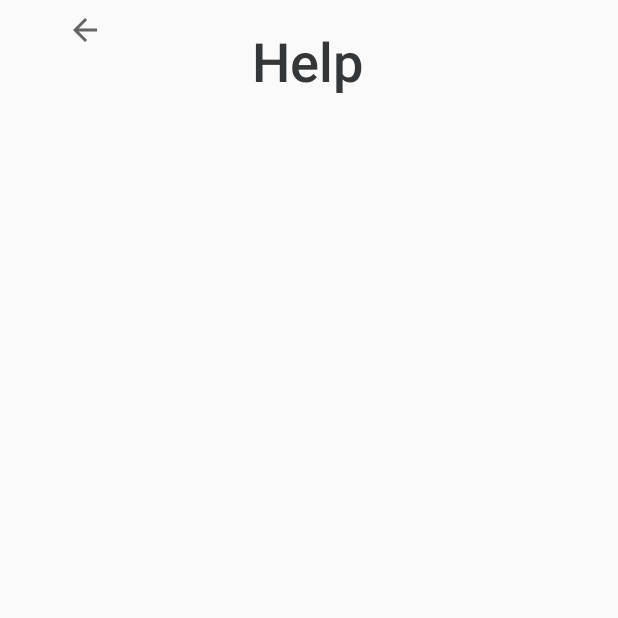
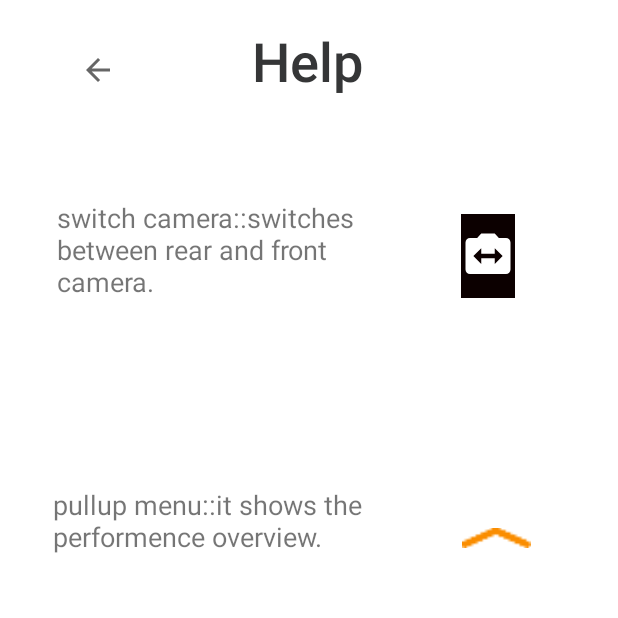
Before and after one commit to CodeRam2211/Asfalis, an Android app: the HELP screen opened directly, with no data from a screen before it, on a phone screen of 412 x 824 dp, the top half of it. Run offline under Robolectric (Android 15) with nearby library versions, the phone set to English and light mode, and no system bars.

Commit message:
final change

```diff
--- a/Asfalis/app/src/main/res/layout/activity_h_e_l_p.xml
+++ b/Asfalis/app/src/main/res/layout/activity_h_e_l_p.xml
@@ -4,6 +4,8 @@
     xmlns:tools="http://schemas.android.com/tools"
     android:layout_width="match_parent"
     android:layout_height="match_parent"
+    android:animateLayoutChanges="false"
+    android:background="#FFFFFF"
     tools:context="org.tensorflow.lite.examples.detection.HELP">
 
     <TextView
@@ -25,13 +27,69 @@
     <ImageButton
         android:id="@+id/Back"
         android:layout_width="59dp"
-        android:layout_height="40dp"
+        android:layout_height="53dp"
         android:background="#0FFFFFFF"
         android:foregroundTint="#2196F3"
+        app:layout_constraintBottom_toBottomOf="parent"
         app:layout_constraintEnd_toStartOf="@+id/textView2"
-        app:layout_constraintHorizontal_bias="0.29"
+        app:layout_constraintHorizontal_bias="0.384"
         app:layout_constraintStart_toStartOf="parent"
-        app:srcCompat="?attr/actionModeCloseDrawable"
-        tools:layout_editor_absoluteY="23dp" />
+        app:layout_constraintTop_toTopOf="parent"
+        app:layout_constraintVertical_bias="0.026"
+        app:srcCompat="?attr/actionModeCloseDrawable" />
+
+    <ImageView
+        android:id="@+id/imageView"
+        android:layout_width="36dp"
+        android:layout_height="56dp"
+        android:background="#0C0000"
+        app:layout_constraintBottom_toBottomOf="parent"
+        app:layout_constraintEnd_toEndOf="parent"
+        app:layout_constraintHorizontal_bias="0.818"
+        app:layout_constraintStart_toStartOf="parent"
+        app:layout_constraintTop_toTopOf="parent"
+        app:layout_constraintVertical_bias="0.186"
+        app:srcCompat="@drawable/ic_baseline_switch_camera_24" />
+
+    <TextView
+        android:id="@+id/textView4"
+        android:layout_width="229dp"
+        android:layout_height="65dp"
+        android:text="switch camera::switches between rear and front camera."
+        android:textSize="18sp"
+        app:layout_constraintBottom_toBottomOf="parent"
+        app:layout_constraintEnd_toEndOf="parent"
+        app:layout_constraintHorizontal_bias="0.208"
+        app:layout_constraintStart_toStartOf="parent"
+        app:layout_constraintTop_toTopOf="parent"
+        app:layout_constraintVertical_bias="0.175" />
+
+    <ImageView
+        android:id="@+id/imageView3"
+        android:layout_width="46dp"
+        android:layout_height="25dp"
+        android:layout_marginEnd="56dp"
+        app:layout_constraintBottom_toBottomOf="parent"
+        app:layout_constraintEnd_toEndOf="parent"
+        app:layout_constraintHorizontal_bias="0.952"
+        app:layout_constraintStart_toEndOf="@+id/textView5"
+        app:layout_constraintTop_toTopOf="parent"
+        app:layout_constraintVertical_bias="0.433"
+        app:srcCompat="@drawable/icn_chevron_up" />
+
+    <TextView
+        android:id="@+id/textView5"
+        android:layout_width="232dp"
+        android:layout_height="59dp"
+        android:layout_marginEnd="48dp"
+        android:text="pullup menu::it shows the performence overview."
+        android:textAllCaps="false"
+        android:textSize="18sp"
+        app:layout_constraintBottom_toBottomOf="parent"
+        app:layout_constraintEnd_toEndOf="parent"
+        app:layout_constraintHorizontal_bias="0.267"
+        app:layout_constraintStart_toStartOf="parent"
+        app:layout_constraintTop_toTopOf="parent"
+        app:layout_constraintVertical_bias="0.424" />
 
 </androidx.constraintlayout.widget.ConstraintLayout>
```
